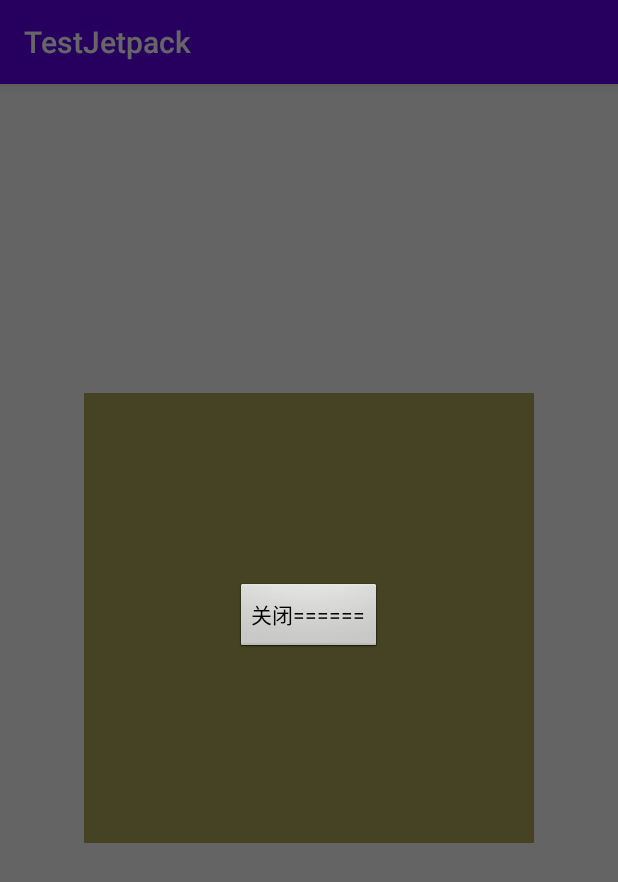
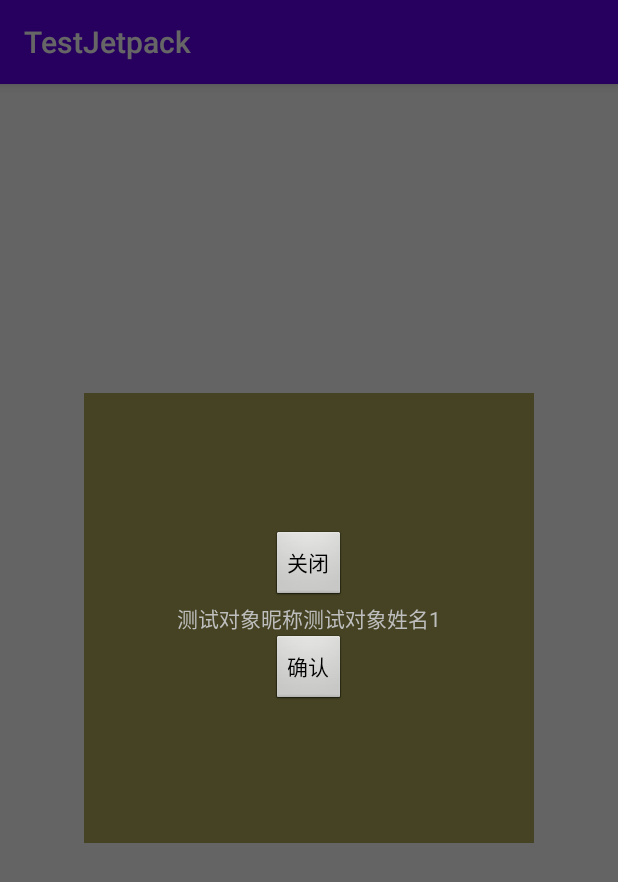
Before and after one commit to ElaineTaylor/TestJetpack, an Android app: the DialogActivity screen opened directly, with no data from a screen before it, after a tap on "显示弹窗", on a phone screen of 412 x 824 dp. Shown: the top 882 px of the screen. Run offline under Robolectric (Android 15) with nearby library versions, the phone set to English and light mode, and no system bars; our stand-ins replace data binding.

```diff
--- a/app/src/main/java/com/elaine/testjetpack/base/BaseDialog.java
+++ b/app/src/main/java/com/elaine/testjetpack/base/BaseDialog.java
@@ -26,13 +26,13 @@ public abstract class BaseDialog<T> extends Dialog {
     }
 
     public BaseDialog(@NonNull Context context, DialogCallback callback) {
-        super(context, R.style.baseDialog);
+        super(context, R.style.BaseDialog);
         this.context = context;
         this.callback = callback;
     }
 
     protected BaseDialog(@NonNull Context context, boolean cancel, boolean backCancel, DialogCallback callback) {
-        super(context, R.style.baseDialog);
+        super(context, R.style.BaseDialog);
         this.context = context;
         this.callback = callback;
         this.cancel = cancel;
--- a/app/src/main/java/com/elaine/testjetpack/dialog/DialogActivity.java
+++ b/app/src/main/java/com/elaine/testjetpack/dialog/DialogActivity.java
@@ -1,9 +1,12 @@
 package com.elaine.testjetpack.dialog;
+
+import android.widget.Toast;
 
 import androidx.lifecycle.ViewModelProvider;
 
 import com.elaine.testjetpack.R;
 import com.elaine.testjetpack.base.BaseActivity;
+import com.elaine.testjetpack.bean.UserBean;
 import com.elaine.testjetpack.callback.DialogCallback;
 import com.elaine.testjetpack.databinding.ActivityDialogBinding;
 
@@ -50,11 +53,22 @@ public class DialogActivity extends BaseActivity<ActivityDialogBinding> {
 
                 @Override
                 public void onClick(Object o) {
-
+                    if ((UserBean) o != null) {
+                        Toast.makeText(DialogActivity.this, "点击了确认按钮,用户姓名：" + ((UserBean) o).getName(), Toast.LENGTH_SHORT).show();
+                    }
                 }
             });
         }
-        myDialog.show();
+        if (!this.isFinishing() && !myDialog.isShowing()) {
+            myDialog.show();
+        }
+        if (myDialog.isShowing()) {
+            UserBean userBean = new UserBean();
+            userBean.setNickname("测试对象昵称");
+            userBean.setName("测试对象姓名");
+            userBean.setSex(1);
+            myDialog.initData(userBean);
+        }
         myDialog.setOnDismissListener(dialog -> myDialog = null);
     }
 
--- a/app/src/main/java/com/elaine/testjetpack/dialog/MyDialog.java
+++ b/app/src/main/java/com/elaine/testjetpack/dialog/MyDialog.java
@@ -4,12 +4,9 @@ import android.content.Context;
 import android.view.View;
 
 import androidx.annotation.NonNull;
-import androidx.lifecycle.Lifecycle;
-import androidx.lifecycle.LifecycleOwner;
-import androidx.lifecycle.ViewModelProvider;
 
-import com.elaine.testjetpack.base.BaseApp;
 import com.elaine.testjetpack.base.BaseDialog;
+import com.elaine.testjetpack.bean.UserBean;
 import com.elaine.testjetpack.callback.DialogCallback;
 import com.elaine.testjetpack.databinding.DialogMyBinding;
 
@@ -29,4 +26,8 @@ public class MyDialog extends BaseDialog<DialogMyBinding> {
     protected void init() {
         mBinding.setCallback(callback);
     }
+
+    public void initData(UserBean userBean) {
+        mBinding.setUserBean(userBean);
+    }
 }
--- a/app/src/main/java/com/elaine/testjetpack/network/http/LiveDataCallAdapter.java
+++ b/app/src/main/java/com/elaine/testjetpack/network/http/LiveDataCallAdapter.java
@@ -14,7 +14,6 @@ import retrofit2.Response;
 
 public class LiveDataCallAdapter<T> implements CallAdapter<T, LiveData<T>> {
     private Type mResponseType;
-
 
     public LiveDataCallAdapter(Type mResponseType) {
         this.mResponseType = mResponseType;
--- a/app/src/main/res/layout/dialog_my.xml
+++ b/app/src/main/res/layout/dialog_my.xml
@@ -6,6 +6,10 @@
         <variable
             name="callback"
             type="com.elaine.testjetpack.callback.DialogCallback" />
+
+        <variable
+            name="userBean"
+            type="com.elaine.testjetpack.bean.UserBean" />
     </data>
 
     <LinearLayout
@@ -25,7 +29,19 @@
                 android:layout_height="wrap_content"
                 android:layout_gravity="center"
                 android:onClick="@{() ->  callback.onDismiss(1)}"
-                android:text="关闭======" />
+                android:text="关闭" />
+
+            <TextView
+                android:layout_width="wrap_content"
+                android:layout_height="wrap_content"
+                android:text="@{userBean.nickname+userBean.name+userBean.sex}" />
+
+            <Button
+                android:layout_width="wrap_content"
+                android:layout_height="wrap_content"
+                android:layout_gravity="center"
+                android:onClick="@{() ->  callback.onClick(userBean)}"
+                android:text="确认" />
 
         </LinearLayout>
 
--- a/app/src/main/res/values/styles.xml
+++ b/app/src/main/res/values/styles.xml
@@ -8,7 +8,7 @@
     </style>
 
     <!--dialog-->
-    <style name="baseDialog" parent="android:style/Theme.Dialog">
+    <style name="BaseDialog" parent="android:style/Theme.Dialog">
         <item name="android:windowBackground">@android:color/transparent</item>
         <item name="android:windowNoTitle">true</item>
         <item name="android:windowFrame">@null</item>
```
Also changed, not shown: app/src/main/java/com/elaine/testjetpack/main/MainActivity.java (+2 -22 lines), app/src/main/java/com/elaine/testjetpack/manager/GotoManager.java (added, +51 -0 lines), app/src/main/java/com/elaine/testjetpack/network/NetworkActivity.java (+3 -4 lines), app/src/main/java/com/elaine/testjetpack/network/NetworkViewModel.java (+11 -0 lines).
